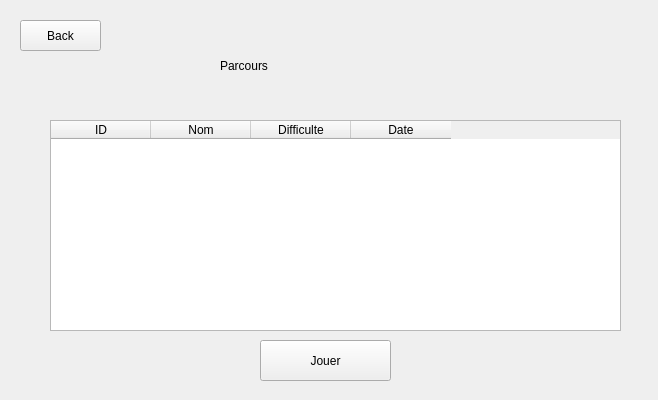
Before: the Qt Designer form testIHMClimingProject/testIHMClimingProject/choixParcoursMenu.ui in simplyyCarlos/ClimbingProject, drawn with Qt 5.
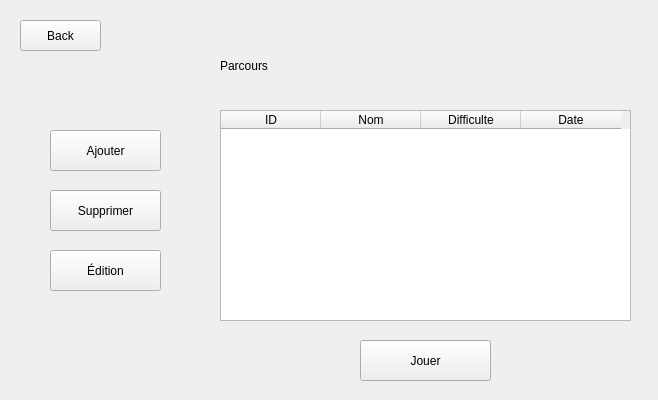
After: the same form once the commit is applied.

Commit message: debug delete , concat edit and parcours, change connect

```diff
--- a/testIHMClimingProject/testIHMClimingProject/choixParcoursMenu.ui
+++ b/testIHMClimingProject/testIHMClimingProject/choixParcoursMenu.ui
@@ -42,7 +42,7 @@
   <widget class="QPushButton" name="pushButton_Valider">
    <property name="geometry">
     <rect>
-     <x>260</x>
+     <x>360</x>
      <y>340</y>
      <width>131</width>
      <height>41</height>
@@ -55,9 +55,9 @@
   <widget class="QTableWidget" name="tableWidget_Parcours">
    <property name="geometry">
     <rect>
-     <x>50</x>
-     <y>120</y>
-     <width>571</width>
+     <x>220</x>
+     <y>110</y>
+     <width>411</width>
      <height>211</height>
     </rect>
    </property>
@@ -85,6 +85,45 @@
     </property>
    </column>
   </widget>
+  <widget class="QPushButton" name="pushButton_Add">
+   <property name="geometry">
+    <rect>
+     <x>50</x>
+     <y>130</y>
+     <width>111</width>
+     <height>41</height>
+    </rect>
+   </property>
+   <property name="text">
+    <string>Ajouter</string>
+   </property>
+  </widget>
+  <widget class="QPushButton" name="pushButton_Delete">
+   <property name="geometry">
+    <rect>
+     <x>50</x>
+     <y>190</y>
+     <width>111</width>
+     <height>41</height>
+    </rect>
+   </property>
+   <property name="text">
+    <string>Supprimer</string>
+   </property>
+  </widget>
+  <widget class="QPushButton" name="pushButton_Edition">
+   <property name="geometry">
+    <rect>
+     <x>50</x>
+     <y>250</y>
+     <width>111</width>
+     <height>41</height>
+    </rect>
+   </property>
+   <property name="text">
+    <string>Édition</string>
+   </property>
+  </widget>
  </widget>
  <resources/>
  <connections/>
```
The commit also changes 16 other files.
